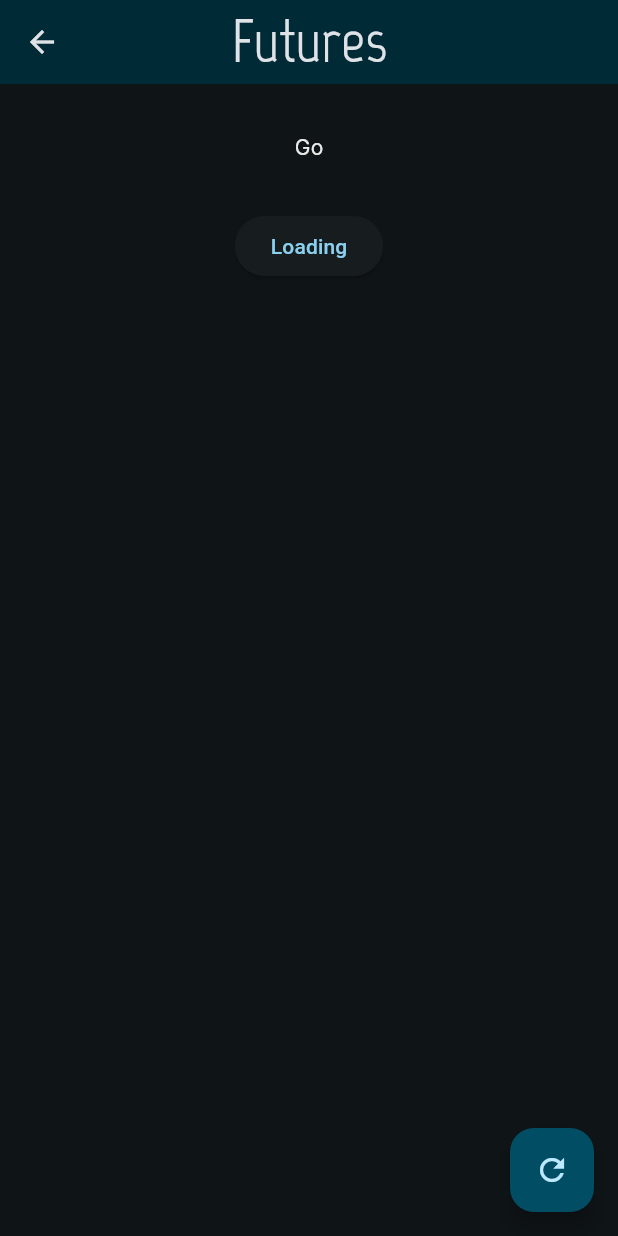
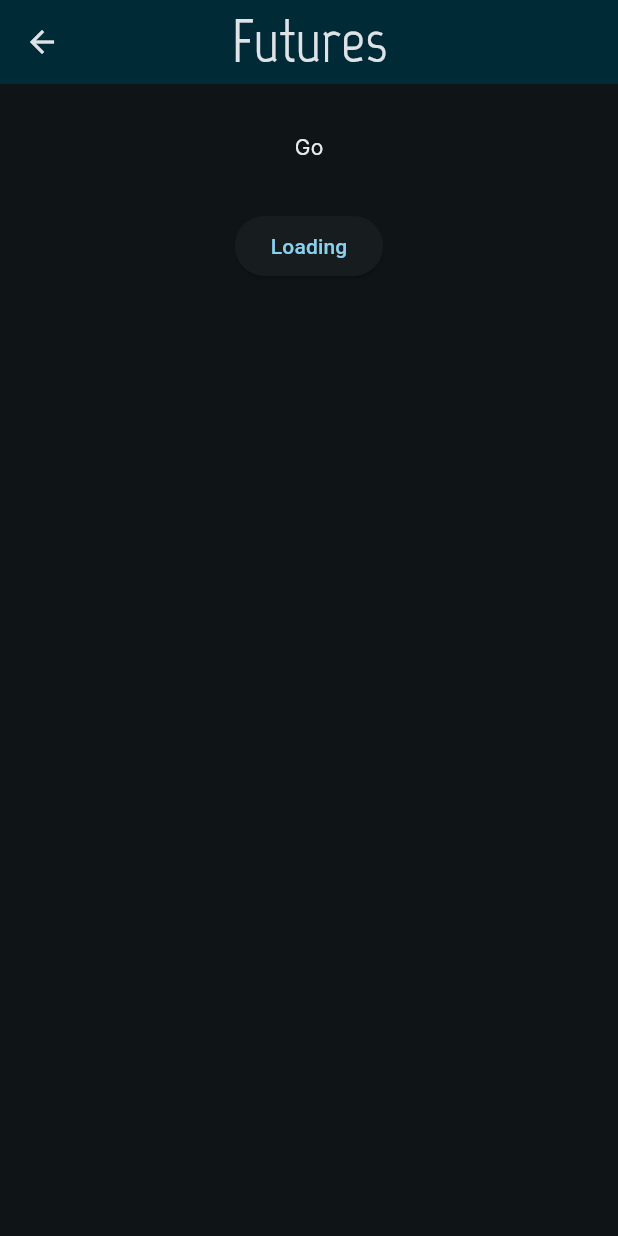
Before and after one commit to Gracelium64/Kapital5, a Flutter app: the Futures screen opened directly, after a tap on "Click me!", on a phone screen of 412 x 824 dp. Run offline on Flutter 3.47's test engine with Material 3 defaults, Android fonts, the phone set to English and light mode, and no system bars; our stand-ins replace material_design_icons_flutter.

Commit message:
code cleaning

```diff
--- a/lib/src/features/5.2.2_futures/presentation/futures.dart
+++ b/lib/src/features/5.2.2_futures/presentation/futures.dart
@@ -37,14 +37,6 @@ class _FuturesState extends State<Futures> {
         ),
         title: Text('Futures'),
       ),
-      floatingActionButton: FloatingActionButton(
-        onPressed: () {
-          setState(() {
-            tony = 'Go';
-          });
-        },
-        child: Icon(Icons.refresh),
-      ),
       body: Center(
         child: Column(
           spacing: 32,
@@ -61,7 +53,15 @@ class _FuturesState extends State<Futures> {
                   tony = result;
                   isLoading = false;
                 });
+                isLoading = true;
+                await Future.delayed(Duration(seconds: 2)).then((_) {
+                  setState(() {
+                    tony = 'Go';
+                    isLoading = false;
+                  });
+                });
               },
+
               child: isLoading ? Text('Loading') : Text('Click me!'),
             ),
           ],
```
